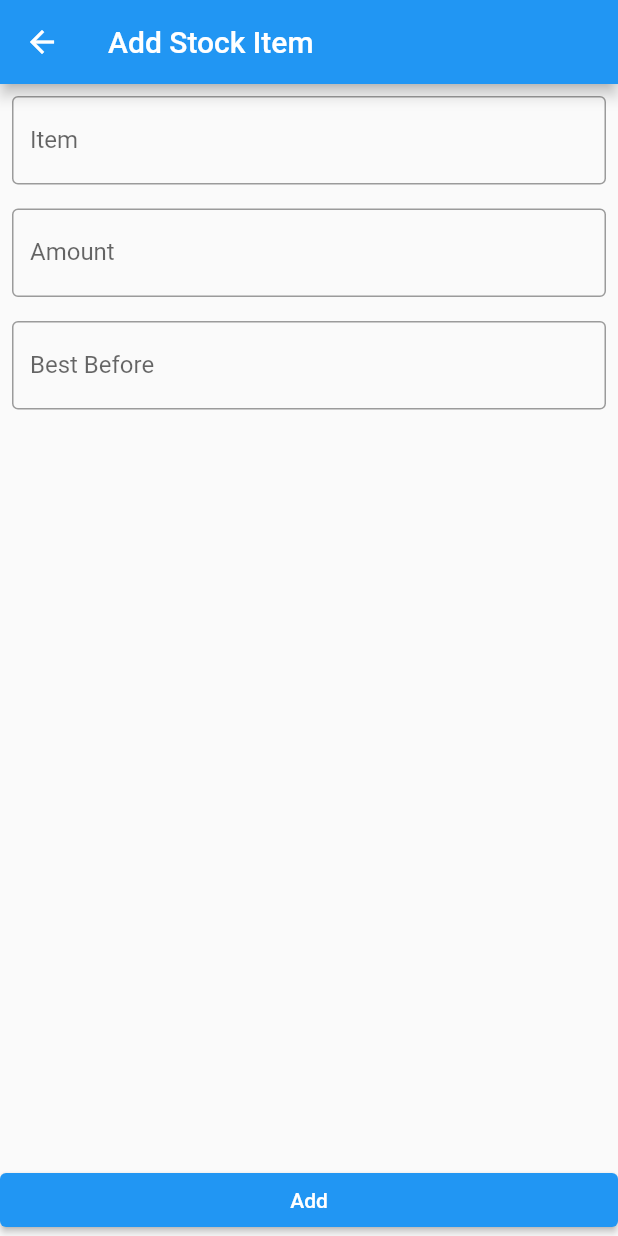
After one commit to kfischer-okarin/home_assistant, a Flutter app: the screen it shows after launch, after a tap on "Add Stock Item", on a phone screen of 412 x 824 dp. The commit adds this screen. Run offline on Flutter 3.47's test engine with Material 2 defaults, Android fonts, the phone set to English and light mode, and no system bars; drawn by our look-alikes of date_time_picker.

Commit message:
Show add stock item page without function

```diff
--- /dev/null
+++ b/lib/components/pages/add_stock_item.dart
@@ -0,0 +1,53 @@
+import 'package:date_time_picker/date_time_picker.dart';
+import 'package:flutter/material.dart';
+
+class AddStockItem extends StatelessWidget {
+  const AddStockItem({Key? key}) : super(key: key);
+
+  @override
+  Widget build(BuildContext context) {
+    return Scaffold(
+      appBar: AppBar(
+        title: const Text('Add Stock Item'),
+      ),
+      body: Center(
+        child: Column(
+          mainAxisAlignment: MainAxisAlignment.start,
+          crossAxisAlignment: CrossAxisAlignment.stretch,
+          children: [
+            const Padding(
+                padding: EdgeInsets.all(8),
+                child: TextField(
+                  decoration: InputDecoration(
+                    border: OutlineInputBorder(),
+                    labelText: 'Item',
+                  ),
+                )),
+            const Padding(
+                padding: EdgeInsets.all(8),
+                child: TextField(
+                  decoration: InputDecoration(
+                    border: OutlineInputBorder(),
+                    labelText: 'Amount',
+                  ),
+                  keyboardType: TextInputType.number,
+                )),
+            Padding(
+                padding: const EdgeInsets.all(8),
+                child: DateTimePicker(
+                  type: DateTimePickerType.date,
+                  decoration: const InputDecoration(
+                    border: OutlineInputBorder(),
+                    labelText: 'Best Before',
+                  ),
+                  firstDate: DateTime(2000),
+                  lastDate: DateTime(2100),
+                )),
+            Expanded(child: Container()),
+            ElevatedButton(onPressed: () {}, child: const Text('Add'))
+          ],
+        ),
+      ),
+    );
+  }
+}
--- a/lib/components/pages/home.dart
+++ b/lib/components/pages/home.dart
@@ -1,4 +1,6 @@
 import 'package:flutter/material.dart';
+
+import './add_stock_item.dart';
 
 class Home extends StatelessWidget {
   const Home({Key? key}) : super(key: key);
@@ -12,7 +14,19 @@ class Home extends StatelessWidget {
       body: Center(
         child: Column(
           mainAxisAlignment: MainAxisAlignment.center,
-          children: const [],
+          children: [
+            TextButton(
+              onPressed: () {
+                Navigator.push(
+                  context,
+                  MaterialPageRoute(
+                    builder: (context) => const AddStockItem(),
+                  ),
+                );
+              },
+              child: const Text('Add Stock Item'),
+            ),
+          ],
         ),
       ),
     );
```
Also changed, not shown: 1 other file.
